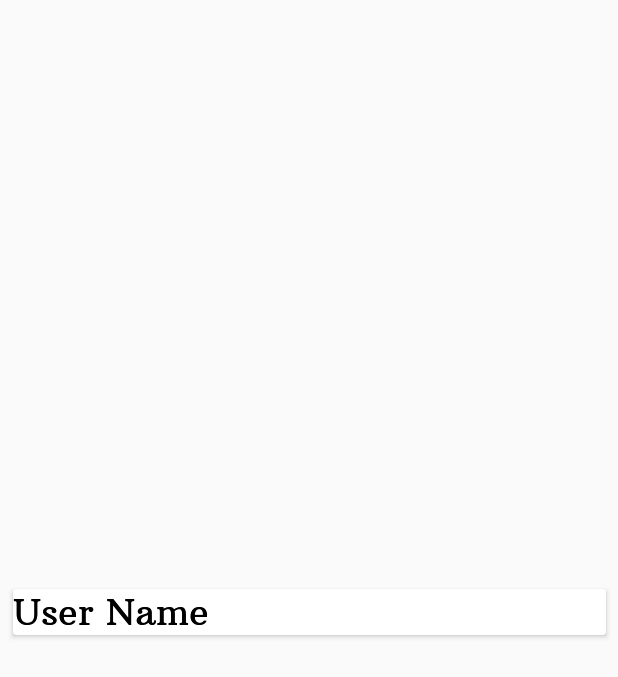
After one commit to wcarvalho98/PivotLabs, an Android app: the UserArea screen opened directly, with no data from a screen before it, on a phone screen of 412 x 824 dp. The commit adds this screen. Shown: the top 677 px of the screen. Run offline under Robolectric (Android 15) with nearby library versions, the phone set to English and light mode, and no system bars.

```diff
--- a/app/build.gradle
+++ b/app/build.gradle
@@ -34,4 +34,5 @@ dependencies {
     testImplementation 'junit:junit:4.12'
     androidTestImplementation 'com.android.support.test:runner:1.0.2'
     androidTestImplementation 'com.android.support.test.espresso:espresso-core:3.0.2'
+    implementation 'com.android.support:cardview-v7:28.0.0'
 }
--- /dev/null
+++ b/app/src/main/java/com/ufrpe/br/pivotlabs/login/ui/UserArea.kt
@@ -0,0 +1,13 @@
+package com.ufrpe.br.pivotlabs.login.ui
+
+import android.support.v7.app.AppCompatActivity
+import android.os.Bundle
+import com.ufrpe.br.pivotlabs.R
+
+class UserArea : AppCompatActivity() {
+
+    override fun onCreate(savedInstanceState: Bundle?) {
+        super.onCreate(savedInstanceState)
+        setContentView(R.layout.activity_user_area)
+    }
+}
--- /dev/null
+++ b/app/src/main/res/layout/activity_user_area.xml
@@ -0,0 +1,33 @@
+<?xml version="1.0" encoding="utf-8"?>
+<android.support.constraint.ConstraintLayout
+        xmlns:android="http://schemas.android.com/apk/res/android"
+        xmlns:tools="http://schemas.android.com/tools"
+        xmlns:app="http://schemas.android.com/apk/res-auto"
+        android:layout_width="match_parent"
+        android:layout_height="match_parent"
+        tools:context=".login.ui.UserArea">
+
+    <android.support.v7.widget.CardView
+            android:layout_width="395dp"
+            android:layout_height="wrap_content"
+            app:layout_constraintTop_toTopOf="parent"
+            android:layout_marginBottom="8dp" app:layout_constraintBottom_toBottomOf="parent"
+            app:layout_constraintStart_toStartOf="parent" android:layout_marginStart="8dp"
+            android:layout_marginEnd="8dp" app:layout_constraintEnd_toEndOf="parent">
+
+        <android.widget.TextView
+                android:layout_width="wrap_content"
+                android:layout_height="wrap_content"
+                android:id="@+id/tvUserName"
+                android:text="User Name"
+        />
+        <android.widget.TextView
+                android:layout_width="wrap_content"
+                android:layout_height="wrap_content"
+                android:id="@+id/tvUserName"
+                android:text="User Name"
+        />
+
+
+    </android.support.v7.widget.CardView>
+</android.support.constraint.ConstraintLayout>
--- /dev/null
+++ b/app/src/main/res/menu/main.xml
@@ -0,0 +1,4 @@
+<?xml version="1.0" encoding="utf-8"?>
+<menu xmlns:android="http://schemas.android.com/apk/res/android">
+
+</menu>
--- a/app/src/main/res/values/colors.xml
+++ b/app/src/main/res/values/colors.xml
@@ -1,6 +1,19 @@
 <?xml version="1.0" encoding="utf-8"?>
 <resources>
-    <color name="colorPrimary">#008577</color>
-    <color name="colorPrimaryDark">#00574B</color>
+
+    <!--Cores Primarias-->
+    <color name="colorPrimary">#66bb6a</color>
+    <color name="colorPrimaryLight">#98ee99</color>
+    <color name="colorPrimaryDark">#338a3e</color>
+
+    <!--Cores Secondarias-->
+    <color name="colorSecondary">#69f0ae</color>
+    <color name="colorSecondaryLight">#9fffe0</color>
+    <color name="colorSecondaryDark">#2bbd7e</color>
+
+    <!--Cores complementares -->
+    <color name="white">#FFFFFF</color>
+    <color name="black">#000000</color>
+
     <color name="colorAccent">#D81B60</color>
 </resources>
--- a/app/src/main/res/values/dimens.xml
+++ b/app/src/main/res/values/dimens.xml
@@ -2,4 +2,5 @@
     <!-- Default screen margins, per the Android Design guidelines. -->
     <dimen name="activity_horizontal_margin">16dp</dimen>
     <dimen name="activity_vertical_margin">16dp</dimen>
+    <dimen name="fab_margin">16dp</dimen>
 </resources>
--- a/app/src/main/res/values/styles.xml
+++ b/app/src/main/res/values/styles.xml
@@ -14,5 +14,11 @@
         <item name="windowActionBar">false</item>
         <item name="windowNoTitle">true</item>
     </style>
+    <style name="AppTheme.NoActionBar">
+        <item name="windowActionBar">false</item>
+        <item name="windowNoTitle">true</item>
+    </style>
+    <style name="AppTheme.AppBarOverlay" parent="ThemeOverlay.AppCompat.Dark.ActionBar"/>
+    <style name="AppTheme.PopupOverlay" parent="ThemeOverlay.AppCompat.Light"/>
 
 </resources>
```
Also changed, not shown: app/src/main/AndroidManifest.xml (+13 -0 lines), app/src/main/java/com/ufrpe/br/pivotlabs/MainActivity.kt (added, +13 -0 lines), app/src/main/java/com/ufrpe/br/pivotlabs/QuemSomosActivity.kt (added, +12 -0 lines), app/src/main/res/drawable/ic_call_black_24dp.xml (added, +9 -0 lines), app/src/main/res/drawable/ic_people_black_24dp.xml (added, +9 -0 lines), app/src/main/res/layout/activity_main.xml (added, +122 -0 lines), app/src/main/res/layout/activity_quem_somos.xml (added, +32 -0 lines), app/src/main/res/values/strings.xml (+21 -3 lines).
